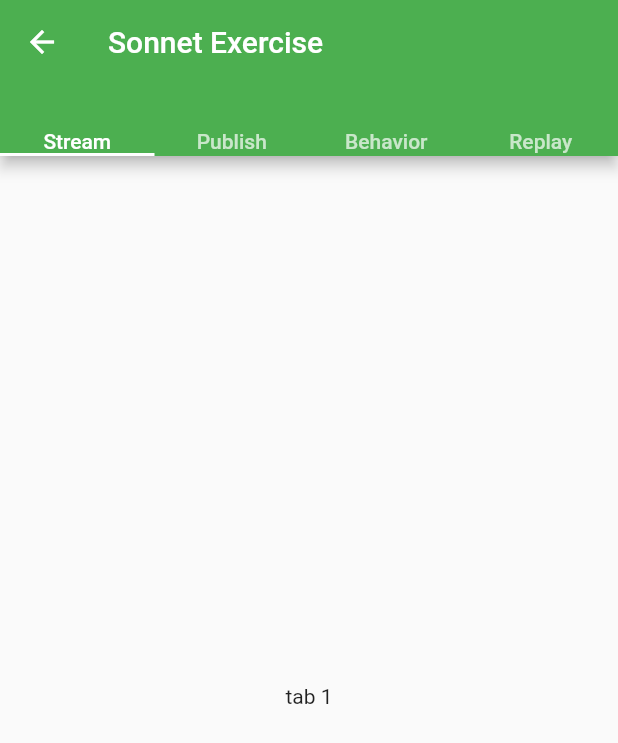
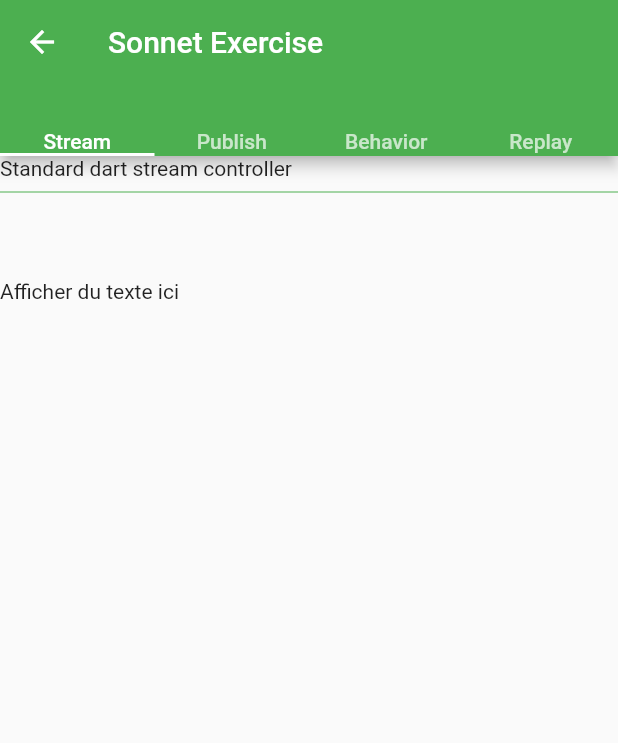
Before and after one commit to Optimus-ged/deep_mobile_learning, a Flutter app: the Read screen opened directly, on a phone screen of 412 x 824 dp. Shown: the top 743 px of the screen. Run offline on Flutter 3.47's test engine with Material 2 defaults, Android fonts, the phone set to English and light mode, and no system bars; our stand-ins replace get_it.

Commit message:
Read interface optimized successfully

```diff
--- a/lib/sonnet_exercice/read.dart
+++ b/lib/sonnet_exercice/read.dart
@@ -19,27 +19,32 @@ class Read extends StatelessWidget {
         ),
         body: TabBarView(children: [
           Scaffold(
-            body: Center(
-              child: Text("tab 1"),
-            ),
+            body: tabBody(desc: "Standard dart stream controller"),
           ),
           Scaffold(
-            body: Center(
-              child: Text("tab 2"),
-            ),
+            body: tabBody(desc: "Standard dart stream controller"),
           ),
           Scaffold(
-            body: Center(
-              child: Text("tab 3"),
-            ),
+            body: tabBody(desc: "Standard dart stream controller"),
           ),
           Scaffold(
-            body: Center(
-              child: Text("tab 4"),
-            ),
+            body: tabBody(desc: "Standard dart stream controller"),
           ),
         ]),
       ),
     );
   }
 }
+
+Widget tabBody({String desc}) {
+  return ListView(
+    children: [
+      Text("$desc"),
+      Divider(
+        color: Colors.green,
+      ),
+      SizedBox(height: 50),
+      Text("Afficher du texte ici")
+    ],
+  );
+}
```
